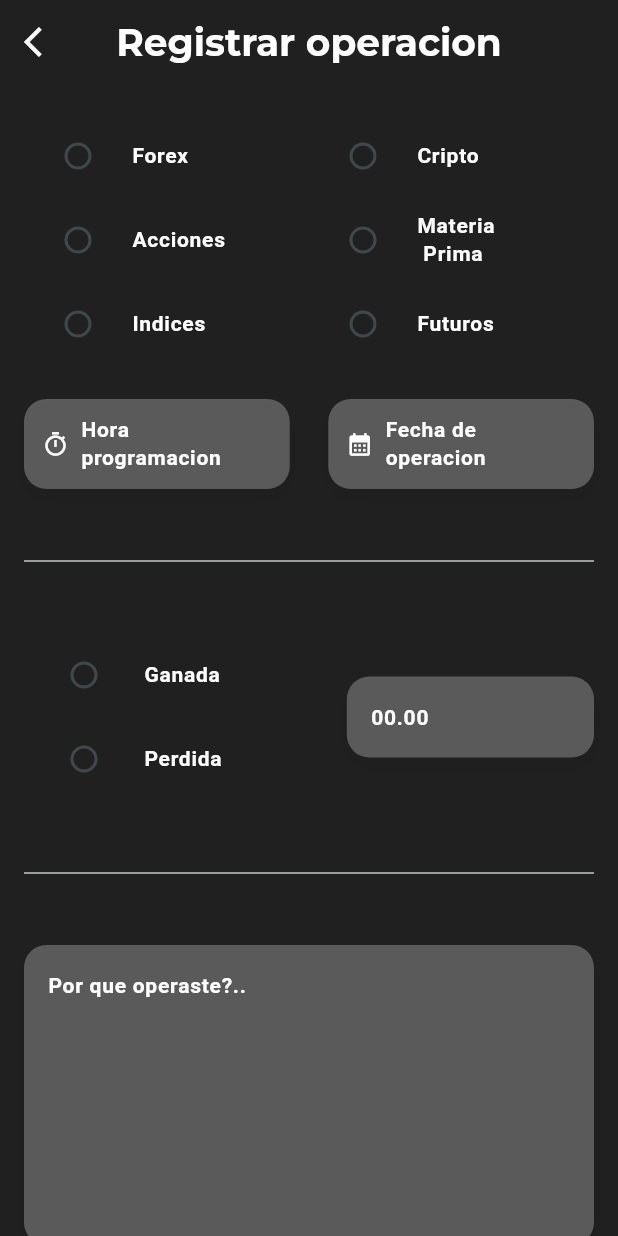
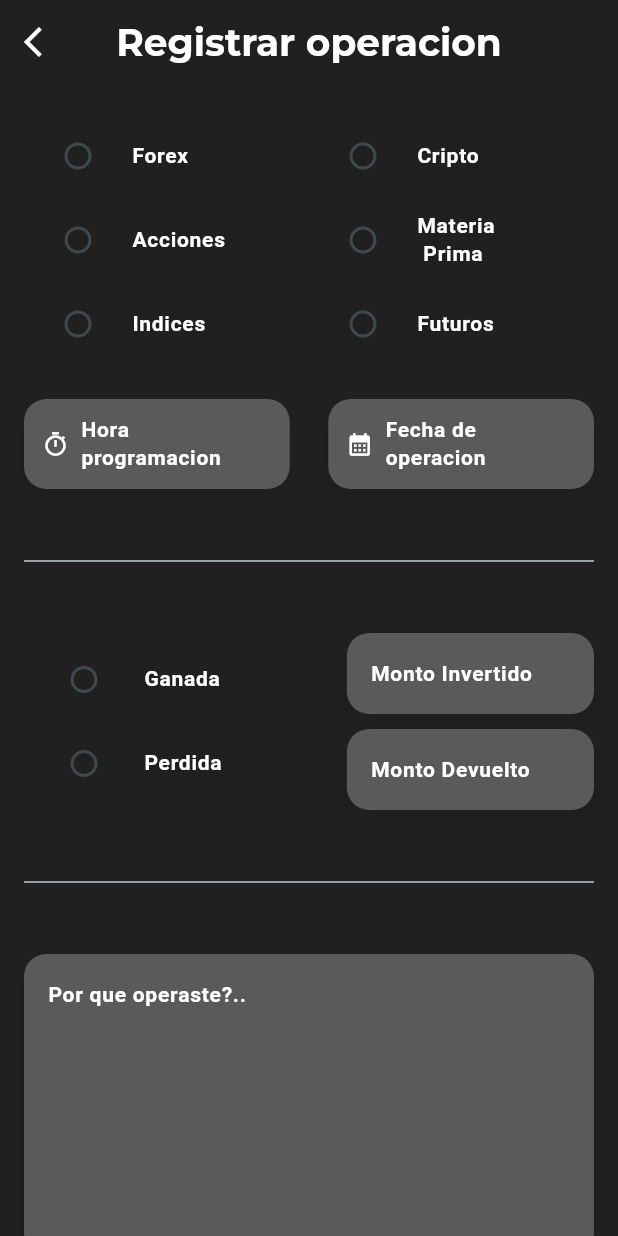
Before and after one commit to HarryOreLara/Staditic_trading_app, a Flutter app: the OperationsScreen screen opened by its route, on a phone screen of 412 x 824 dp. Run offline on Flutter 3.47's test engine with Material 3 defaults, Android fonts, the light colour scheme and no system bars; our stand-ins replace dio, fl_chart, flutter_dotenv, flutter_riverpod, formz, go_router and 2 more; accounts and stored records are empty; project files that could hold a hidden picture were left out.

Commit message:
Agregando nuevos cambios

```diff
--- a/lib/src/operations/presentation/screens/operations_screen.dart
+++ b/lib/src/operations/presentation/screens/operations_screen.dart
@@ -112,18 +112,38 @@ class _OperationForm extends ConsumerWidget {
                         .read(operationProvider.notifier)
                         .onGanadaPerdida(value),
                   )),
+              Column(
+                children: [
                   SizedBox(
                     width: size.width * 0.40,
                     child: CustomTextFormField(
-                  label: "00.00",
+                      label: "Monto Invertido",
                       keyboardType: TextInputType.number,
                       onChanged: (value) => ref
                           .read(operationProvider.notifier)
-                      .onMontoChange(double.tryParse(value) ?? -1),
+                          .onMontoInvertidoChange(double.tryParse(value) ?? -1),
                       errorMessage: !operationForm.isFormPosted
-                      ? operationForm.monto.errorMessage
+                          ? operationForm.montoDevuelto.errorMessage
                           : null,
                     ),
+                  ),
+                  const SizedBox(
+                    height: 10.0,
+                  ),
+                  SizedBox(
+                    width: size.width * 0.40,
+                    child: CustomTextFormField(
+                      label: "Monto Devuelto",
+                      keyboardType: TextInputType.number,
+                      onChanged: (value) => ref
+                          .read(operationProvider.notifier)
+                          .onMontoDevueltoChange(double.tryParse(value) ?? -1),
+                      errorMessage: !operationForm.isFormPosted
+                          ? operationForm.montoInvertido.errorMessage
+                          : null,
+                    ),
+                  ),
+                ],
               )
             ],
           ),
--- a/lib/src/shared/infraestructure/inputs/inputs.dart
+++ b/lib/src/shared/infraestructure/inputs/inputs.dart
@@ -1,7 +1,7 @@
 export 'email.dart';
 export 'password.dart';
 export 'full_name.dart';
-export 'monto.dart';
+export 'monto_devuelto.dart';
 export 'description.dart';
 export 'stock.dart';
 export 'mercado.dart';
```
Also changed, not shown: lib/src/operations/presentation/providers/operation_notifier.dart (+26 -11 lines), lib/src/operations/presentation/providers/operation_state.dart (+10 -4 lines), lib/src/shared/infraestructure/inputs/monto.dart (deleted, +0 -33 lines), lib/src/shared/infraestructure/inputs/monto_devuelto.dart (added, +33 -0 lines), lib/src/shared/infraestructure/inputs/monto_invertido.dart (added, +33 -0 lines). Lines whose indentation alone changed are shown as unchanged.
